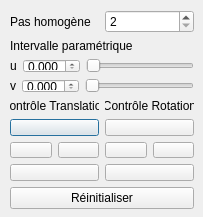
Qt form settings.ui (Anthiel/CetS3D_TP2) before a commit.
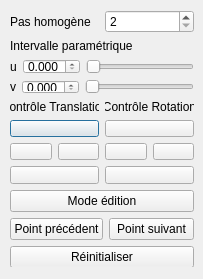
The same form after that commit.

What changed in the file:
```diff
--- a/settings.ui
+++ b/settings.ui
@@ -7,7 +7,7 @@
     <x>0</x>
     <y>0</y>
     <width>203</width>
-    <height>217</height>
+    <height>279</height>
    </rect>
   </property>
   <property name="windowTitle">
@@ -19,7 +19,7 @@
      <x>10</x>
      <y>10</y>
      <width>184</width>
-     <height>199</height>
+     <height>257</height>
     </rect>
    </property>
    <layout class="QVBoxLayout" name="verticalLayout_6">
@@ -48,6 +48,19 @@
       </item>
       <item>
        <layout class="QVBoxLayout" name="verticalLayout_3">
+        <item>
+         <spacer name="verticalSpacer_4">
+          <property name="orientation">
+           <enum>Qt::Vertical</enum>
+          </property>
+          <property name="sizeHint" stdset="0">
+           <size>
+            <width>20</width>
+            <height>10</height>
+           </size>
+          </property>
+         </spacer>
+        </item>
         <item>
          <widget class="QLabel" name="label_2">
           <property name="text">
@@ -137,6 +150,19 @@
       </item>
      </layout>
     </item>
+    <item>
+     <spacer name="verticalSpacer_3">
+      <property name="orientation">
+       <enum>Qt::Vertical</enum>
+      </property>
+      <property name="sizeHint" stdset="0">
+       <size>
+        <width>20</width>
+        <height>10</height>
+       </size>
+      </property>
+     </spacer>
+    </item>
     <item>
      <layout class="QHBoxLayout" name="horizontalLayout_3">
       <item>
@@ -233,6 +259,57 @@
       </item>
      </layout>
     </item>
+    <item>
+     <spacer name="verticalSpacer_2">
+      <property name="orientation">
+       <enum>Qt::Vertical</enum>
+      </property>
+      <property name="sizeHint" stdset="0">
+       <size>
+        <width>20</width>
+        <height>10</height>
+       </size>
+      </property>
+     </spacer>
+    </item>
+    <item>
+     <widget class="QPushButton" name="editModeButton">
+      <property name="text">
+       <string>Mode édition</string>
+      </property>
+     </widget>
+    </item>
+    <item>
+     <layout class="QHBoxLayout" name="horizontalLayout_7">
+      <item>
+       <widget class="QPushButton" name="previousPointButton">
+        <property name="text">
+         <string>Point précédent</string>
+        </property>
+       </widget>
+      </item>
+      <item>
+       <widget class="QPushButton" name="nextPointButton">
+        <property name="text">
+         <string>Point suivant</string>
+        </property>
+       </widget>
+      </item>
+     </layout>
+    </item>
+    <item>
+     <spacer name="verticalSpacer">
+      <property name="orientation">
+       <enum>Qt::Vertical</enum>
+      </property>
+      <property name="sizeHint" stdset="0">
+       <size>
+        <width>20</width>
+        <height>10</height>
+       </size>
+      </property>
+     </spacer>
+    </item>
     <item>
      <widget class="QPushButton" name="resetButton">
       <property name="text">
```
Left out of the diff: 2 changed lines with no effect on the pictures.
